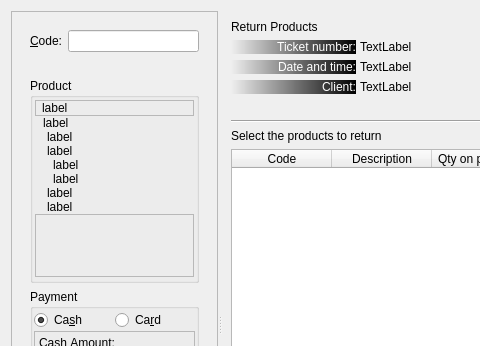
Before: the Qt Designer form src/ui/mainview.ui in miguelchavez/lemonpos, drawn with Qt 5; both pictures show x 0 to 480 and y 0 to 346 of the 966 by 648 pixel window.
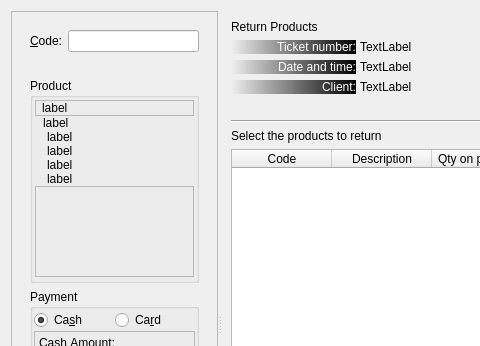
After: the same form once the commit is applied. Icons and pictures are not drawn.

```diff
--- a/src/ui/mainview.ui
+++ b/src/ui/mainview.ui
@@ -183,50 +183,6 @@
                 </property>
                </widget>
               </item>
-              <item>
-               <widget class="QLabel" name="labelDetailTax1">
-                <property name="sizePolicy">
-                 <sizepolicy hsizetype="MinimumExpanding" vsizetype="Fixed">
-                  <horstretch>0</horstretch>
-                  <verstretch>0</verstretch>
-                 </sizepolicy>
-                </property>
-                <property name="styleSheet">
-                 <string notr="true"/>
-                </property>
-                <property name="frameShape">
-                 <enum>QFrame::NoFrame</enum>
-                </property>
-                <property name="text">
-                 <string>label</string>
-                </property>
-                <property name="indent">
-                 <number>18</number>
-                </property>
-               </widget>
-              </item>
-              <item>
-               <widget class="QLabel" name="labelDetailTax2">
-                <property name="sizePolicy">
-                 <sizepolicy hsizetype="MinimumExpanding" vsizetype="Fixed">
-                  <horstretch>0</horstretch>
-                  <verstretch>0</verstretch>
-                 </sizepolicy>
-                </property>
-                <property name="styleSheet">
-                 <string notr="true"/>
-                </property>
-                <property name="frameShape">
-                 <enum>QFrame::NoFrame</enum>
-                </property>
-                <property name="text">
-                 <string>label</string>
-                </property>
-                <property name="indent">
-                 <number>18</number>
-                </property>
-               </widget>
-              </item>
               <item>
                <widget class="QLabel" name="labelDetailUnits">
                 <property name="sizePolicy">
```
Left out of the diff: 5 changed lines with no effect on the pictures.
